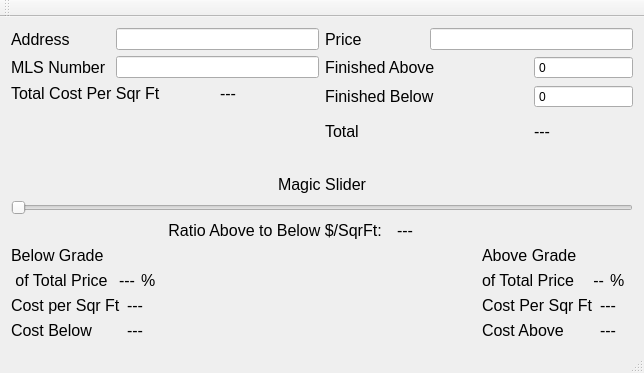
The window that mainwindow.ui (themattkerr/ModeRN_SqrFt_Calc) describes before a commit, drawn with Qt 5.
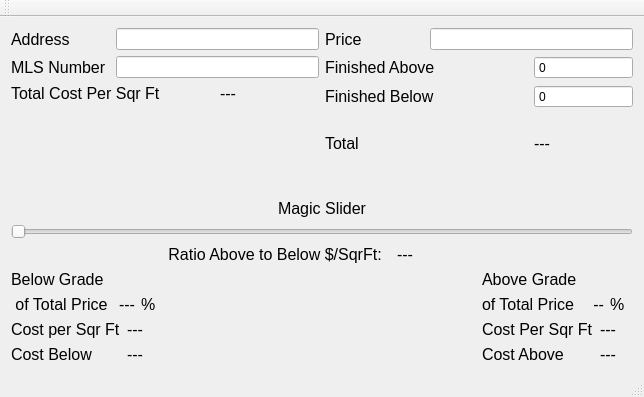
The same window after the commit.

What changed in the file:
```diff
--- a/mainwindow.ui
+++ b/mainwindow.ui
@@ -10,7 +10,7 @@
     <x>0</x>
     <y>0</y>
     <width>644</width>
-    <height>373</height>
+    <height>397</height>
    </rect>
   </property>
   <property name="windowTitle">
@@ -466,6 +466,9 @@
         <property name="tickPosition">
          <enum>QSlider::NoTicks</enum>
         </property>
+        <property name="tickInterval">
+         <number>100</number>
+        </property>
        </widget>
       </item>
      </layout>
```
Left out of the diff: 2 changed lines with no effect on the pictures.
